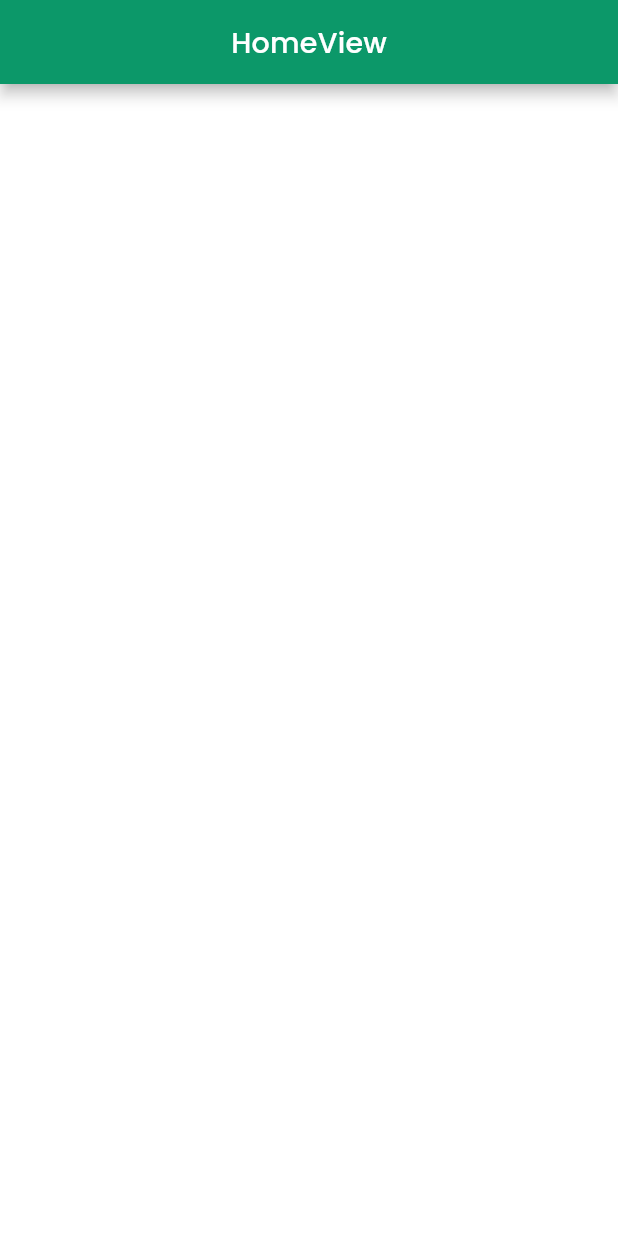
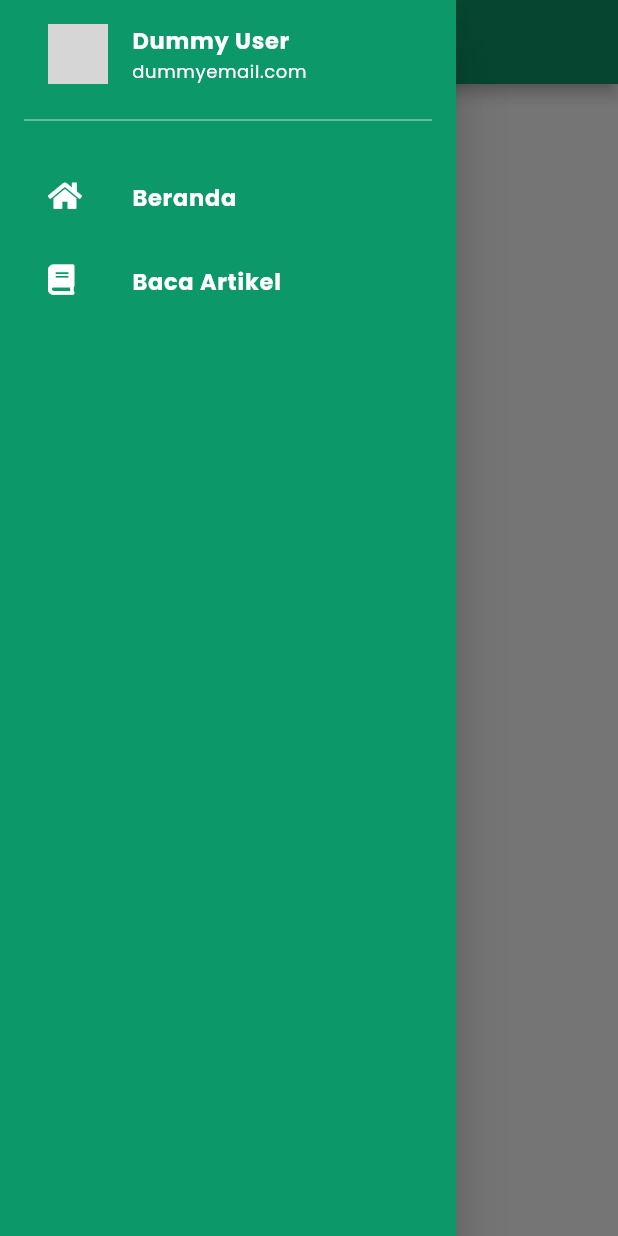
Before and after one commit to dharmayudistira/bacakuy_app, a Flutter app: the screen it shows after launch, with the side drawer open (before the commit the screen has no drawer), on a phone screen of 412 x 824 dp. Run offline on Flutter 3.47's test engine with Material 2 defaults, Android fonts, the phone set to English and light mode, and no system bars; our stand-ins replace cloud_firestore, firebase_core, font_awesome_flutter, get, google_fonts; accounts and stored records are empty; network calls fail; grey boxes are pictures that could not be loaded.

Commit message:
add side drawer navigation

```diff
--- a/lib/app/modules/articles/views/articles_view.dart
+++ b/lib/app/modules/articles/views/articles_view.dart
@@ -1,3 +1,4 @@
+import 'package:bacakuy_app/app/views/views/navigation_drawer_view.dart';
 import 'package:flutter/material.dart';
 
 import 'package:get/get.dart';
--- a/lib/app/modules/home/views/home_view.dart
+++ b/lib/app/modules/home/views/home_view.dart
@@ -1,3 +1,4 @@
+import 'package:bacakuy_app/app/views/views/navigation_drawer_view.dart';
 import 'package:flutter/material.dart';
 import 'package:get/get.dart';
 
@@ -8,10 +9,12 @@ class HomeView extends GetView<HomeController> {
   Widget build(BuildContext context) {
     return Scaffold(
       appBar: AppBar(
-        title: Text('HomeView'),
+        title: Text('Beranda'),
         centerTitle: true,
       ),
-      body: Container(),
+      drawer: SafeArea(
+        child: NavigationDrawerView(),
+      ),
     );
   }
 }
--- /dev/null
+++ b/lib/app/views/views/navigation_drawer_view.dart
@@ -0,0 +1,100 @@
+import 'package:bacakuy_app/app/constants/color_constants.dart';
+import 'package:bacakuy_app/app/constants/dimen_constants.dart';
+import 'package:bacakuy_app/app/routes/app_pages.dart';
+import 'package:bacakuy_app/app/views/views/text_caption_view.dart';
+import 'package:bacakuy_app/app/views/views/text_title_view.dart';
+import 'package:flutter/material.dart';
+import 'package:font_awesome_flutter/font_awesome_flutter.dart';
+import 'package:get/get.dart';
+
+class NavigationDrawerView extends StatelessWidget {
+  final paddingHorizontal = EdgeInsets.symmetric(horizontal: dimenMedium);
+
+  @override
+  Widget build(BuildContext context) {
+    return Drawer(
+      child: Material(
+        color: kPrimaryColor,
+        child: ListView(
+          padding: paddingHorizontal,
+          children: [
+            _buildHeader(
+              imageUrl: "https://images.unsplash.com/photo-1535713875002-d1d0cf377fde?ixlib=rb-1.2.1&ixid=MnwxMjA3fDB8MHxzZWFyY2h8MXx8dXNlcnxlbnwwfHwwfHw%3D&w=1000&q=80",
+              name: "Dummy User",
+              email: "dummyemail.com",
+              onClicked: () {},
+            ),
+            Divider(color: Colors.white70),
+            SizedBox(height: dimenMedium),
+            _buildDrawerItem(
+              itemTitle: "Beranda",
+              itemIcon: FontAwesomeIcons.home,
+              onSelected: () => _selectedItem(0),
+            ),
+            _buildDrawerItem(
+              itemTitle: "Baca Artikel",
+              itemIcon: FontAwesomeIcons.book,
+              onSelected: () => _selectedItem(1),
+            ),
+          ],
+        ),
+      ),
+    );
+  }
+
+  Widget _buildHeader({
+    required String imageUrl,
+    required String name,
+    required String email,
+    required VoidCallback onClicked,
+  }) {
+    final baseColor = Colors.white;
+
+    return InkWell(
+      onTap: () {},
+      child: ListTile(
+        leading: CircleAvatar(
+          backgroundImage: NetworkImage(imageUrl),
+        ),
+        title: TextTitleView(
+          text: name,
+          textColor: baseColor,
+        ),
+        subtitle: TextCaptionView(
+          text: email,
+          textColor: baseColor,
+        ),
+      ),
+    );
+  }
+
+  Widget _buildDrawerItem({
+    required String itemTitle,
+    required IconData itemIcon,
+    required VoidCallback onSelected,
+  }) {
+    final baseColor = Colors.white;
+
+    return ListTile(
+      leading: FaIcon(itemIcon, color: baseColor, size: 20),
+      title: TextTitleView(text: itemTitle, textColor: baseColor),
+      onTap: onSelected,
+    );
+  }
+
+  void _selectedItem(int index) {
+    Get.back();
+
+    switch (index) {
+      case 0:
+        Get.toNamed(Routes.HOME);
+        break;
+      case 1:
+        Get.toNamed(Routes.ARTICLES);
+        break;
+      default:
+        Get.toNamed(Routes.HOME);
+        break;
+    }
+  }
+}
--- a/lib/app/views/views/text_caption_view.dart
+++ b/lib/app/views/views/text_caption_view.dart
@@ -2,14 +2,18 @@ import 'package:flutter/material.dart';
 
 class TextCaptionView extends StatelessWidget {
   final String text;
+  final Color? textColor;
 
-  TextCaptionView({required this.text});
+  TextCaptionView({required this.text, this.textColor});
 
   @override
   Widget build(BuildContext context) {
     return Text(
       text,
-      style: Theme.of(context).textTheme.caption,
+      style: Theme.of(context)
+          .textTheme
+          .caption
+          ?.copyWith(color: textColor ?? Colors.black),
     );
   }
 }
--- a/lib/app/views/views/text_title_view.dart
+++ b/lib/app/views/views/text_title_view.dart
@@ -2,17 +2,18 @@ import 'package:flutter/material.dart';
 
 class TextTitleView extends StatelessWidget {
   final String text;
+  final Color? textColor;
 
-  TextTitleView({required this.text});
+  TextTitleView({required this.text, this.textColor});
 
   @override
   Widget build(BuildContext context) {
     return Text(
       text,
-      style: Theme.of(context)
-          .textTheme
-          .bodyText1
-          ?.copyWith(fontWeight: FontWeight.bold),
+      style: Theme.of(context).textTheme.bodyText1?.copyWith(
+            fontWeight: FontWeight.bold,
+            color: textColor ?? Colors.black,
+          ),
     );
   }
 }
```
Also changed, not shown: lib/app/views/views/text_subtitle_view.dart (+6 -2 lines).
